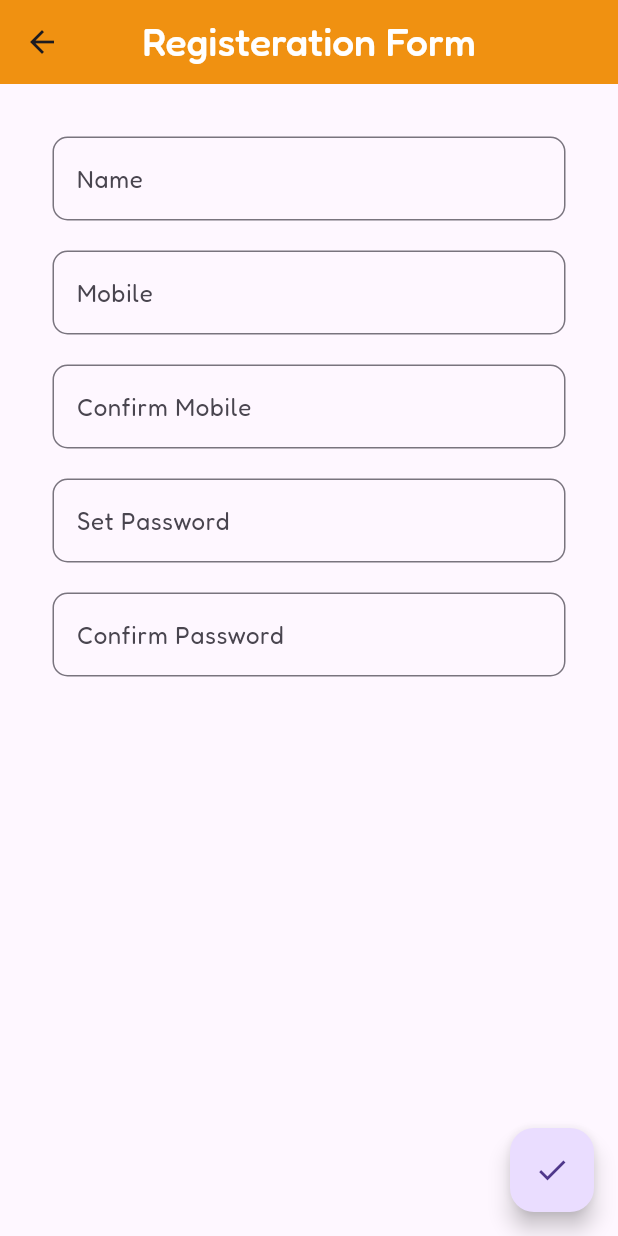
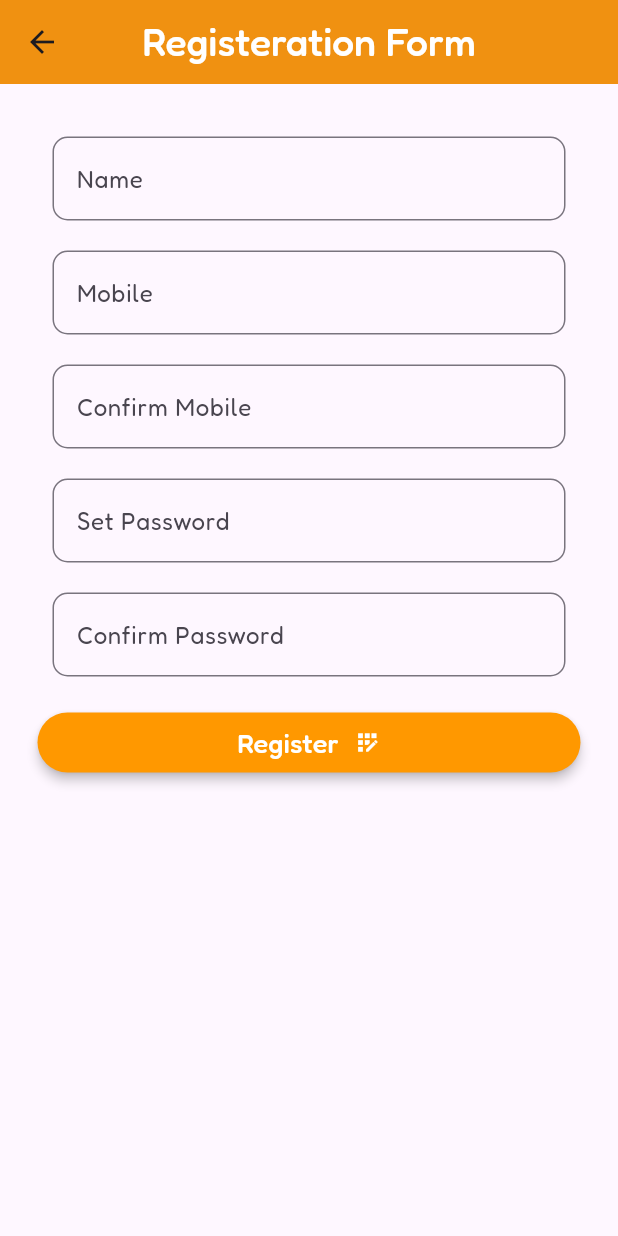
Before and after one commit to ahmersiddiqui9889/HungerHub, a Flutter app: the RegistrationPage screen opened directly, on a phone screen of 412 x 824 dp. Run offline on Flutter 3.47's test engine with Material 3 defaults, Android fonts, the phone set to English and light mode, and no system bars.

Commit message:
Changed  register button from floating to elevated and removed unnecessary imports

```diff
--- a/lib/main.dart
+++ b/lib/main.dart
@@ -1,6 +1,5 @@
 import 'package:flutter/material.dart';
 import 'package:hungerhub/home.dart';
-import 'package:hungerhub/registrationpage.dart';
 
 void main() {
   runApp(const MyApp());
--- a/lib/registrationpage.dart
+++ b/lib/registrationpage.dart
@@ -134,17 +134,32 @@ class MyFormState extends State<RegistrationPage> {
             ),
           ),
 
+          const SizedBox(height: 10.0),
 
-              ],
-            )
-        )
-    ),
-    floatingActionButton: FloatingActionButton(
-      child: const Icon(Icons.done),
-      onPressed: () {
-        _myFormKey.currentState?.validate();
-      }
+          ElevatedButton(
+            onPressed: () {
+              _myFormKey.currentState?.validate();
+            },
+            style: ElevatedButton.styleFrom(
+              backgroundColor: Colors.orange,
+              elevation: 3.0,
+            ),
+            child: const Row(
+              mainAxisAlignment: MainAxisAlignment.center,
+              children: [
+                Text("Register", style: TextStyle(fontSize: 18.0, color: Colors.white)),
+                SizedBox(width: 10.0),
+                Icon(
+                  Icons.app_registration,
+                  color: Colors.white
+                  ),
+              ],),
+          )
+
+        ],
       )
+    )
+  ),
   );
   }
 }
```
